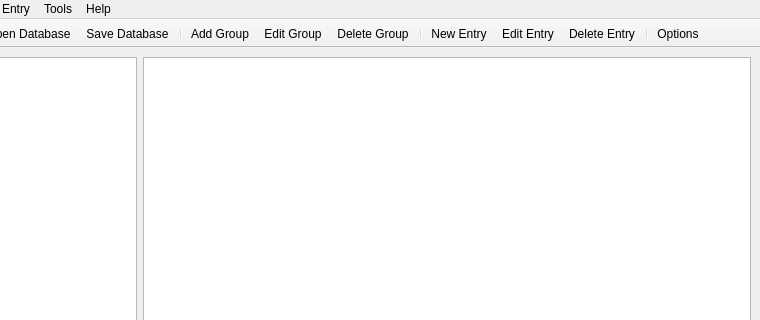
First picture: the form in designs/Main.ui, repository C18384776/Armour, before the edit; both pictures show x 128 to 888 and y 0 to 320 of the 888 by 633 pixel window.
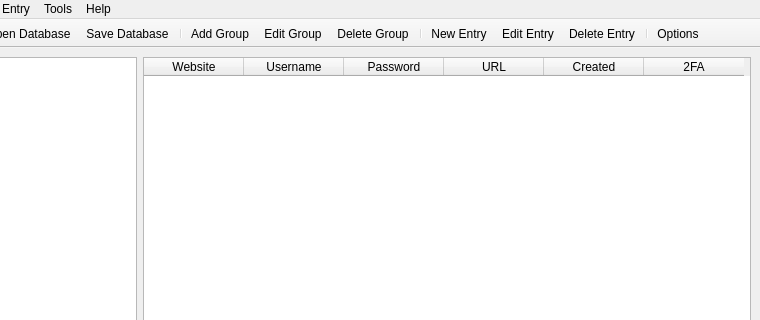
Second picture: the form after the edit. Icons and pictures are not drawn.

Commit message: Work started on QTableWidget; added column fields

What changed in the file:
```diff
--- a/designs/Main.ui
+++ b/designs/Main.ui
@@ -19,7 +19,38 @@
      <widget class="QListWidget" name="listWidget_groups"/>
     </item>
     <item>
-     <widget class="QTableWidget" name="tableWidget_entries"/>
+     <widget class="QTableWidget" name="tableWidget_entries">
+      <column>
+       <property name="text">
+        <string>Website</string>
+       </property>
+      </column>
+      <column>
+       <property name="text">
+        <string>Username</string>
+       </property>
+      </column>
+      <column>
+       <property name="text">
+        <string>Password</string>
+       </property>
+      </column>
+      <column>
+       <property name="text">
+        <string>URL</string>
+       </property>
+      </column>
+      <column>
+       <property name="text">
+        <string>Created</string>
+       </property>
+      </column>
+      <column>
+       <property name="text">
+        <string>2FA</string>
+       </property>
+      </column>
+     </widget>
     </item>
    </layout>
   </widget>
```
The commit also changes 2 other files.
